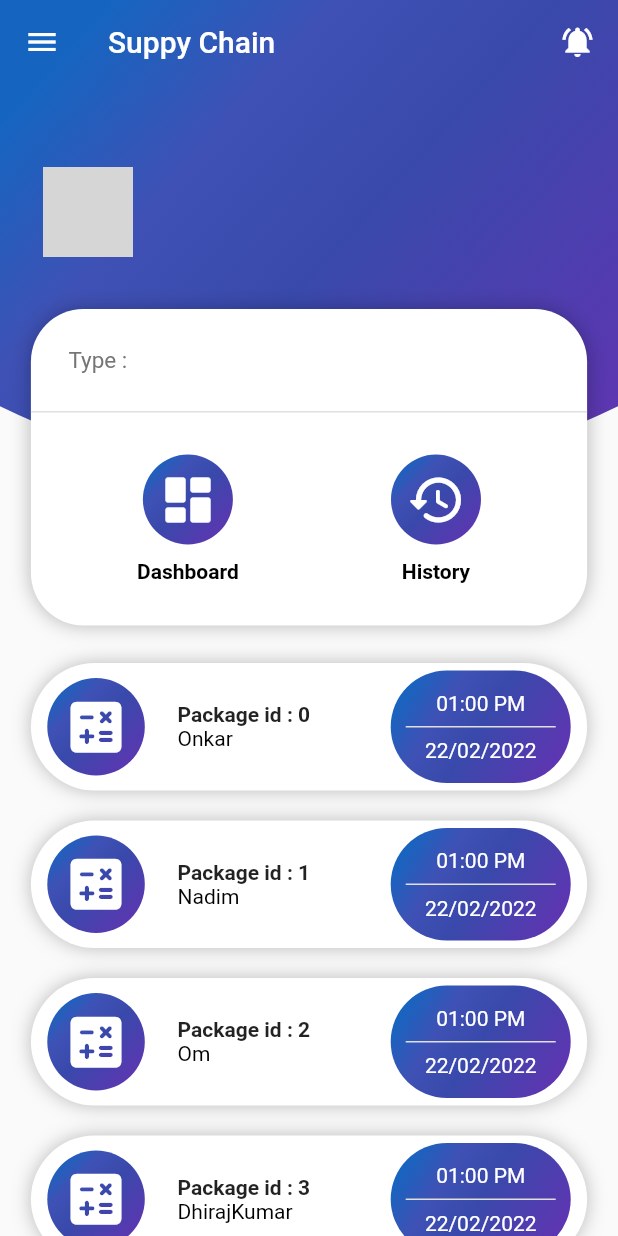
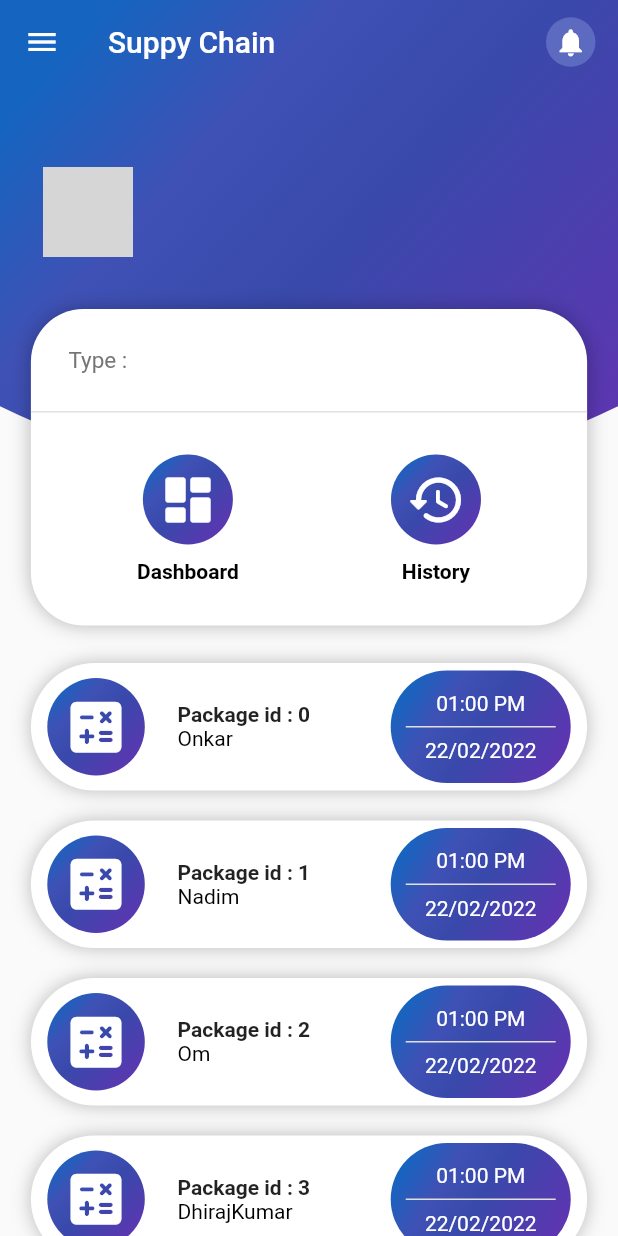
Before and after one commit to Gauravm16/BioZen, a Flutter app: the screen it shows once a user with an empty profile is signed in, on a phone screen of 412 x 824 dp. Run offline on Flutter 3.47's test engine with Material 2 defaults, Android fonts, the phone set to English and light mode, and no system bars; our stand-ins replace cloud_firestore, firebase_auth, firebase_core, google_sign_in; accounts and stored records are empty; network calls fail; grey boxes are pictures that could not be loaded.

```diff
--- a/supplychain/lib/HomePage.dart
+++ b/supplychain/lib/HomePage.dart
@@ -99,10 +99,18 @@ class _HomePageState extends State<HomePage> {
             ? AppBar(
                 backgroundColor: Colors.transparent,
                 elevation: 0,
-                actions: const [
+                actions: [
                   Padding(
                     padding: EdgeInsets.only(right: 15),
-                    child: Icon(Icons.notifications_active),
+                    child: Container(
+                        width: 33,
+                        decoration: BoxDecoration(
+                            shape: BoxShape.circle,
+                            color: Colors.indigo.shade400),
+                        child: Icon(
+                          Icons.notifications,
+                          size: 22,
+                        )),
                   )
                 ],
                 title: Text(
@@ -233,6 +241,7 @@ class _HomePageState extends State<HomePage> {
         drawer: appDrawer(
           user: thisUser!,
           name: thisUser!.displayName ?? userName,
+          type: userType,
         ));
   }
 
```
